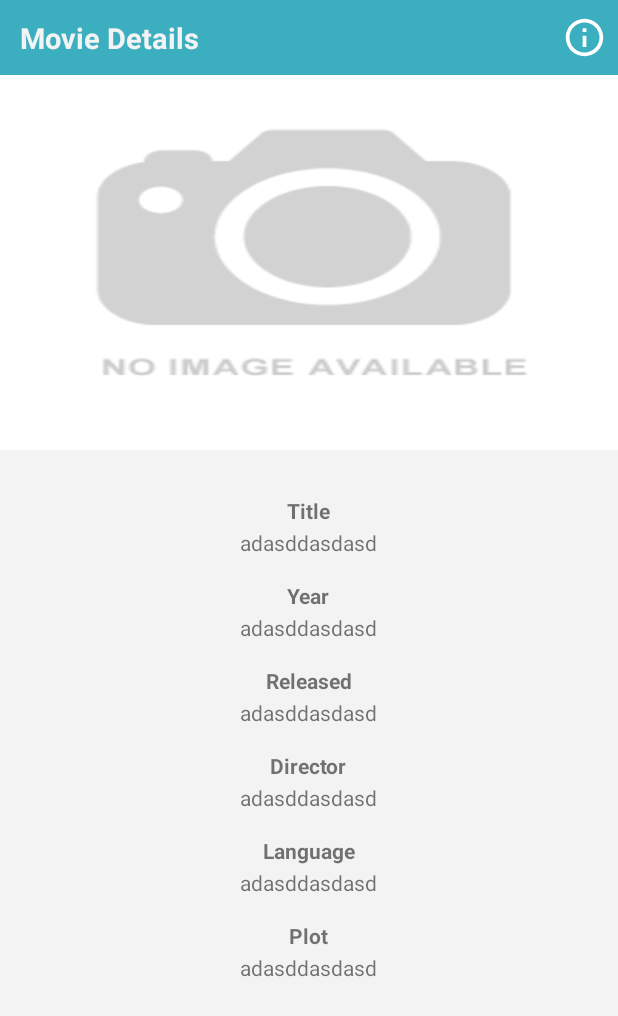
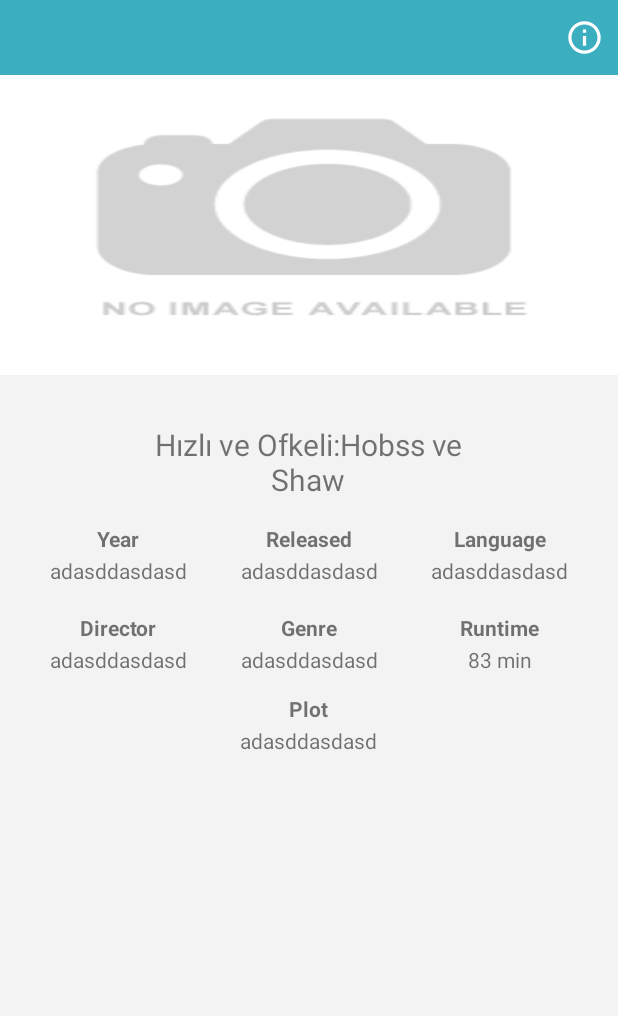
Before and after one commit to aksoyhakn/Loodos, an Android app: the DetailActivity screen opened directly, with no data from a screen before it, on a phone screen of 412 x 824 dp. Shown: the top 1016 px of the screen. Run offline under Robolectric (Android 15) with nearby library versions, the phone set to English and light mode, and no system bars; pictures from the network do not load; Roboto replaces fonts that are not available here; 2 statements that could not run were skipped.

Commit message:
Last version

```diff
--- a/app/src/main/java/com/example/loodos/presenter/DetailsPresenter.java
+++ b/app/src/main/java/com/example/loodos/presenter/DetailsPresenter.java
@@ -45,6 +45,7 @@ public class DetailsPresenter implements PresenterImpl.DetailsPresenterImpl {
                     movieDetailObject.put("Plot",response.body().getPlot());
                     movieDetailObject.put("Language",response.body().getLanguage());
                     movieDetailObject.put("Runtime",response.body().getRuntime());
+                    movieDetailObject.put("Genre",response.body().getGenre());
 
                 } catch (JSONException e) {
                     e.printStackTrace();
--- a/app/src/main/java/com/example/loodos/ui/activities/DetailActivity.java
+++ b/app/src/main/java/com/example/loodos/ui/activities/DetailActivity.java
@@ -30,7 +30,7 @@ public class DetailActivity extends AppCompatActivity implements ViewImpl.Detail
     public static final String MOVİE_TITLE = "movie_title";
 
     private ImageView imgPoster,imgInfo;
-    private TextView txtMovieTitle, txtMovieYear, txtMovieReleased, txtMovieDirector, txtMoviePlot,txtMovieLanguage;
+    private TextView txtMovieTitle, txtMovieYear, txtMovieReleased, txtMovieDirector, txtMoviePlot,txtMovieLanguage,tbMovieTitle,txtMovieRuntime,txtMovieGenre;
 
     FirebaseAnalytics firebaseAnalytics;
 
@@ -49,6 +49,7 @@ public class DetailActivity extends AppCompatActivity implements ViewImpl.Detail
         final String moviePosterURL = getIntent().getStringExtra(MOVIE_POSTER_URL);
         final String movieTitle = getIntent().getStringExtra(MOVİE_TITLE);
 
+        tbMovieTitle.setText(movieTitle);
 
         if (!moviePosterURL.equals("N/A")) {
             Glide.with(this).load(moviePosterURL).into(imgPoster);
@@ -79,6 +80,9 @@ public class DetailActivity extends AppCompatActivity implements ViewImpl.Detail
         txtMovieDirector = findViewById(R.id.txt_movie_director);
         txtMoviePlot = findViewById(R.id.txt_movie_plot);
         txtMovieLanguage = findViewById(R.id.txt_movie_language);
+        tbMovieTitle=findViewById(R.id.tb_movieTitle);
+        txtMovieRuntime=findViewById(R.id.txt_movie_runtime);
+        txtMovieGenre=findViewById(R.id.txt_movie_genre);
     }
 
     @Override
@@ -105,6 +109,12 @@ public class DetailActivity extends AppCompatActivity implements ViewImpl.Detail
             txtMovieLanguage.setText(movieObject.getString("Language"));
             params.putString("movie_language", movieObject.getString("Language"));
 
+            txtMovieRuntime.setText(movieObject.getString("Runtime"));
+            params.putString("movie_runtime", movieObject.getString("Runtime"));
+
+            txtMovieGenre.setText(movieObject.getString("Genre"));
+            params.putString("movie_genre", movieObject.getString("Genre"));
+
             firebaseAnalytics.logEvent("movie_detail", params);
 
         } catch (JSONException e) {
--- a/app/src/main/java/com/example/loodos/ui/activities/MainActivity.java
+++ b/app/src/main/java/com/example/loodos/ui/activities/MainActivity.java
@@ -3,6 +3,7 @@ package com.example.loodos.ui.activities;
 import androidx.annotation.RequiresApi;
 import androidx.appcompat.app.AppCompatActivity;
 import androidx.appcompat.widget.Toolbar;
+import androidx.cardview.widget.CardView;
 import androidx.core.app.ActivityOptionsCompat;
 import androidx.core.view.ViewCompat;
 import androidx.recyclerview.widget.GridLayoutManager;
@@ -26,6 +27,7 @@ import android.view.Menu;
 import android.view.MenuItem;
 import android.view.View;
 import android.widget.ImageView;
+import android.widget.LinearLayout;
 import android.widget.TextView;
 import android.widget.Toast;
 
--- a/app/src/main/java/com/example/loodos/ui/activities/QuestionActivity.java
+++ b/app/src/main/java/com/example/loodos/ui/activities/QuestionActivity.java
@@ -5,6 +5,7 @@ import androidx.appcompat.app.AppCompatActivity;
 import android.annotation.SuppressLint;
 import android.os.Bundle;
 import android.text.TextUtils;
+import android.util.Log;
 import android.view.View;
 import android.widget.EditText;
 import android.widget.LinearLayout;
@@ -47,7 +48,7 @@ public class QuestionActivity extends AppCompatActivity {
         data = edtDatavalue.getText().toString().trim();
         key = edtKeyValue.getText().toString().trim();
 
-        if (TextUtils.isEmpty(data) && TextUtils.isEmpty(key)) {
+        if (TextUtils.isEmpty(data) || TextUtils.isEmpty(key)) {
 
             if (TextUtils.isEmpty(data)) {
                 edtDatavalue.setError(getString(R.string.error_value));
@@ -60,7 +61,6 @@ public class QuestionActivity extends AppCompatActivity {
             algorithm(data, key);
             CommonUtils.hideSoftKeyboard(QuestionActivity.this);
         }
-
     }
 
     @SuppressLint("NewApi")
--- a/app/src/main/java/com/example/loodos/ui/adapter/MainAdapter.java
+++ b/app/src/main/java/com/example/loodos/ui/adapter/MainAdapter.java
@@ -5,9 +5,11 @@ import android.view.LayoutInflater;
 import android.view.View;
 import android.view.ViewGroup;
 import android.widget.ImageView;
+import android.widget.LinearLayout;
 import android.widget.TextView;
 
 import androidx.annotation.NonNull;
+import androidx.cardview.widget.CardView;
 import androidx.recyclerview.widget.RecyclerView;
 
 import com.bumptech.glide.Glide;
--- a/app/src/main/java/com/example/loodos/ınterface/ItemClickListenerImpl.java
+++ b/app/src/main/java/com/example/loodos/ınterface/ItemClickListenerImpl.java
@@ -1,7 +1,7 @@
 package com.example.loodos.ınterface;
 
 import android.widget.ImageView;
-
+import androidx.cardview.widget.CardView;
 import androidx.recyclerview.widget.RecyclerView;
 
 public interface ItemClickListenerImpl {
--- a/app/src/main/res/layout/activity_detail.xml
+++ b/app/src/main/res/layout/activity_detail.xml
@@ -21,20 +21,24 @@
         <LinearLayout
             android:layout_width="match_parent"
             android:layout_height="match_parent"
-            android:paddingLeft="5dp"
             android:layout_weight="1"
-            android:gravity="left">
+            android:gravity="left"
+            android:paddingLeft="5dp">
+
 
             <TextView
+                android:id="@+id/tb_movieTitle"
                 android:layout_width="wrap_content"
                 android:layout_height="match_parent"
+                android:fontFamily="sans-serif"
                 android:gravity="center"
                 android:singleLine="true"
-                android:textStyle="bold"
                 android:text="@string/movie_details"
                 android:textColor="#f3f3f3"
-                android:textSize="19dp" />
+                android:textSize="18dp"
+                android:textStyle="bold" />
         </LinearLayout>
+
         <LinearLayout
             android:layout_width="wrap_content"
             android:layout_height="match_parent"
@@ -44,22 +48,32 @@
             <ImageView
                 android:id="@+id/img_info"
                 android:layout_width="30dp"
+                android:padding="2dp"
                 android:layout_height="match_parent"
-                android:src="@drawable/ic_info"
-                />
+                android:src="@drawable/ic_info" />
 
         </LinearLayout>
     </LinearLayout>
+
+    <RelativeLayout
+        android:layout_width="match_parent"
+        android:layout_height="wrap_content">
 
 
         <ImageView
             android:id="@+id/img_movie_poster"
             android:layout_width="match_parent"
-        android:layout_height="250dp"
+            android:layout_height="200dp"
             android:layout_gravity="center"
             android:scaleType="fitXY"
             android:src="@drawable/empty_poster"
             android:transitionName="example_transition" />
+
+
+
+    </RelativeLayout>
+
+
 
 
     <ScrollView
@@ -82,28 +96,33 @@
                 android:orientation="vertical"
                 android:padding="5dp">
 
-                <TextView
-                    android:layout_width="wrap_content"
-                    android:layout_height="wrap_content"
-                    android:layout_gravity="center"
-                    android:text="@string/title"
-                    android:textSize="14dp"
-                    android:textStyle="bold"></TextView>
 
 
                 <TextView
                     android:id="@+id/txt_movie_title"
-                    android:layout_width="wrap_content"
+                    android:layout_width="250dp"
+                    android:gravity="center"
                     android:layout_height="wrap_content"
                     android:layout_gravity="center"
+                    android:textSize="20dp"
                     android:layout_marginTop="2dp"
-                    android:text="adasddasdasd"></TextView>
+                    android:text="Hızlı ve Ofkeli:Hobss ve Shaw"></TextView>
 
 
             </LinearLayout>
 
+
+
             <LinearLayout
                 android:layout_width="match_parent"
+                android:layout_weight="1"
+                android:layout_height="wrap_content"
+                android:orientation="horizontal">
+
+
+                <LinearLayout
+                    android:layout_width="match_parent"
+                    android:layout_weight="1"
                     android:layout_height="wrap_content"
                     android:layout_marginTop="5dp"
                     android:orientation="vertical"
@@ -123,6 +142,7 @@
                         android:layout_width="wrap_content"
                         android:layout_height="wrap_content"
                         android:layout_gravity="center"
+                        android:gravity="center"
                         android:layout_marginTop="2dp"
                         android:text="adasddasdasd"></TextView>
 
@@ -131,6 +151,7 @@
 
                 <LinearLayout
                     android:layout_width="match_parent"
+                    android:layout_weight="1"
                     android:layout_height="wrap_content"
                     android:layout_marginTop="5dp"
                     android:orientation="vertical"
@@ -150,6 +171,7 @@
                         android:layout_width="wrap_content"
                         android:layout_height="wrap_content"
                         android:layout_gravity="center"
+                        android:gravity="center"
                         android:layout_marginTop="2dp"
                         android:text="adasddasdasd"></TextView>
 
@@ -158,33 +180,7 @@
 
                 <LinearLayout
                     android:layout_width="match_parent"
-                android:layout_height="wrap_content"
-                android:layout_marginTop="5dp"
-                android:orientation="vertical"
-                android:padding="5dp">
-
-                <TextView
-                    android:layout_width="wrap_content"
-                    android:layout_height="wrap_content"
-                    android:layout_gravity="center"
-                    android:text="@string/director"
-                    android:textSize="14dp"
-                    android:textStyle="bold"></TextView>
-
-
-                <TextView
-                    android:id="@+id/txt_movie_director"
-                    android:layout_width="wrap_content"
-                    android:layout_height="wrap_content"
-                    android:layout_gravity="center"
-                    android:layout_marginTop="2dp"
-                    android:text="adasddasdasd"></TextView>
-
-
-            </LinearLayout>
-
-            <LinearLayout
-                android:layout_width="match_parent"
+                    android:layout_weight="1"
                     android:layout_height="wrap_content"
                     android:layout_marginTop="5dp"
                     android:orientation="vertical"
@@ -204,11 +200,115 @@
                         android:layout_width="wrap_content"
                         android:layout_height="wrap_content"
                         android:layout_gravity="center"
+                        android:gravity="center"
                         android:layout_marginTop="2dp"
                         android:text="adasddasdasd"></TextView>
 
 
                 </LinearLayout>
+
+
+
+            </LinearLayout>
+
+
+            <LinearLayout
+                android:layout_width="match_parent"
+                android:gravity="center"
+                android:layout_height="wrap_content"
+                android:orientation="horizontal"
+                android:layout_weight="1">
+
+                <LinearLayout
+                    android:layout_width="match_parent"
+                    android:layout_weight="1"
+                    android:gravity="center"
+                    android:layout_height="wrap_content"
+                    android:layout_marginTop="5dp"
+                    android:orientation="vertical"
+                    android:padding="5dp">
+
+                    <TextView
+                        android:layout_width="wrap_content"
+                        android:layout_height="wrap_content"
+                        android:layout_gravity="center"
+                        android:text="@string/director"
+                        android:textSize="14dp"
+                        android:textStyle="bold"></TextView>
+
+
+                    <TextView
+                        android:id="@+id/txt_movie_director"
+                        android:layout_width="wrap_content"
+                        android:layout_height="wrap_content"
+                        android:gravity="center"
+                        android:layout_gravity="center"
+                        android:layout_marginTop="2dp"
+                        android:text="adasddasdasd"></TextView>
+
+
+                </LinearLayout>
+
+                <LinearLayout
+                    android:layout_width="match_parent"
+                    android:layout_weight="1"
+                    android:layout_height="wrap_content"
+                    android:layout_marginTop="5dp"
+                    android:orientation="vertical"
+                    android:padding="5dp">
+
+                    <TextView
+                        android:layout_width="wrap_content"
+                        android:layout_height="wrap_content"
+                        android:layout_gravity="center"
+                        android:text="@string/genre"
+                        android:textSize="14dp"
+                        android:textStyle="bold"></TextView>
+
+
+                    <TextView
+                        android:id="@+id/txt_movie_genre"
+                        android:layout_width="wrap_content"
+                        android:layout_height="wrap_content"
+                        android:layout_gravity="center"
+                        android:gravity="center"
+                        android:layout_marginTop="2dp"
+                        android:text="adasddasdasd"></TextView>
+
+
+                </LinearLayout>
+
+                <LinearLayout
+                    android:layout_width="match_parent"
+                    android:layout_weight="1"
+                    android:layout_height="wrap_content"
+                    android:layout_marginTop="5dp"
+                    android:orientation="vertical"
+                    android:padding="5dp">
+
+                    <TextView
+                        android:layout_width="wrap_content"
+                        android:layout_height="wrap_content"
+                        android:layout_gravity="center"
+                        android:text="@string/runtime"
+                        android:textSize="14dp"
+                        android:textStyle="bold"></TextView>
+
+
+                    <TextView
+                        android:id="@+id/txt_movie_runtime"
+                        android:layout_width="wrap_content"
+                        android:layout_height="wrap_content"
+                        android:layout_gravity="center"
+                        android:layout_marginTop="2dp"
+                        android:text="83 min"></TextView>
+
+
+                </LinearLayout>
+
+
+            </LinearLayout>
+
 
             <LinearLayout
                 android:layout_width="match_parent"
--- a/app/src/main/res/layout/activity_splash.xml
+++ b/app/src/main/res/layout/activity_splash_screen.xml
@@ -30,7 +30,7 @@
         android:gravity="center"
         android:visibility="gone"
         android:orientation="vertical"
-       >
+        >
 
 
         <com.airbnb.lottie.LottieAnimationView
--- a/app/src/main/res/values/strings.xml
+++ b/app/src/main/res/values/strings.xml
@@ -1,7 +1,7 @@
 <resources>
     <string name="app_name">Loodos</string>
     <string name="movie_details">Movie Details</string>
-    <string name="network_error_text">İnternet bağlantısı yok. Lütfen bağlantınızı %s  kontrol edin ve yeniden deneyin.</string>
+    <string name="network_error_text">There is no internet connection. %s Please check your connection and try again.</string>
     <string name="try_again">Try Again</string>
     <string name="fetch_failed">Fetch failed</string>
     <string name="search_hint">Search</string>
@@ -19,6 +19,10 @@
     <string name="director">Director</string>
     <string name="language">Language</string>
     <string name="runtime">Runtime</string>
+    <string name="genre">Genre</string>
     <string name="error_value">Please fill this field.</string>
+    <string name="query_data">Please enter your query </string>
+    <string name="query_key">Please enter your "'n'" query </string>
+    <string name="results">Result</string>
 
 </resources>
--- a/build.gradle
+++ b/build.gradle
@@ -10,6 +10,7 @@ buildscript {
         classpath 'com.android.tools.build:gradle:3.5.1'
         classpath 'com.google.gms:google-services:4.2.0'
         classpath 'com.jakewharton:butterknife-gradle-plugin:10.2.0'
+        classpath "org.jetbrains.kotlin:kotlin-gradle-plugin:1.3.50"
         // NOTE: Do not place your application dependencies here; they belong
         // in the individual module build.gradle files
     }
```
Also changed, not shown: app/build.gradle (+12 -0 lines), app/src/main/AndroidManifest.xml (+4 -4 lines), app/src/main/java/com/example/loodos/ui/activities/SplashActivity.java (deleted, +0 -146 lines), app/src/main/java/com/example/loodos/ui/activities/SplashScreenActivity.kt (added, +134 -0 lines), app/src/main/res/layout/activity_question.xml (+19 -17 lines), app/src/main/res/drawable-v24/app_icon.png (added). Lines whose indentation alone changed are shown as unchanged.
